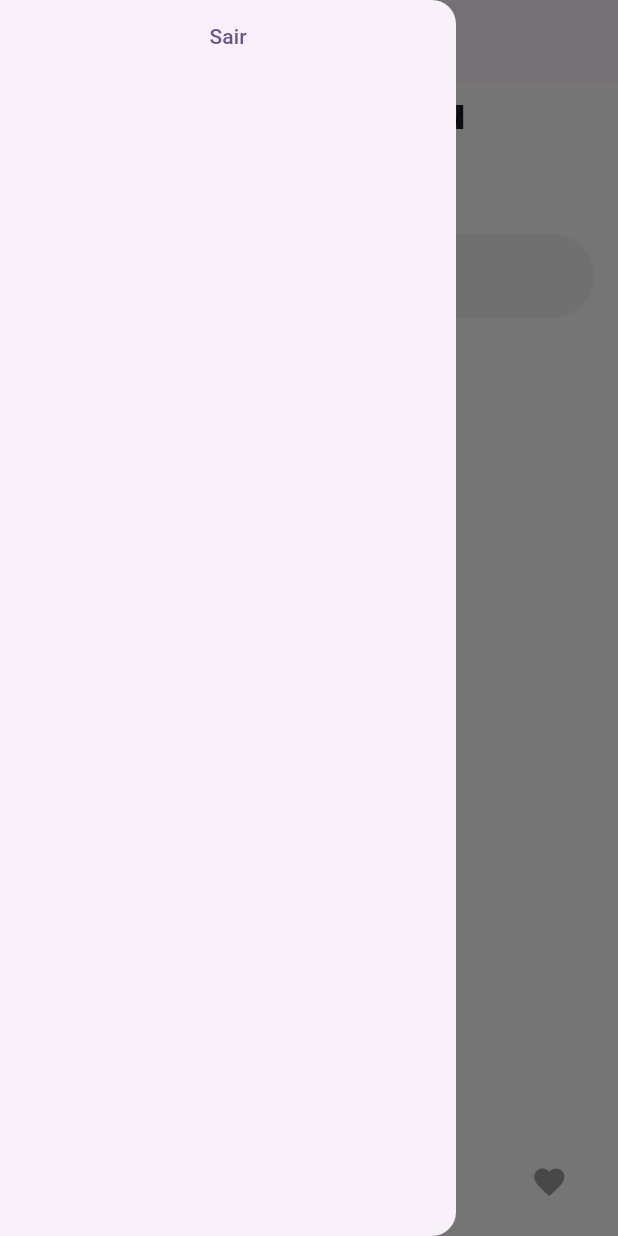
After one commit to carloshenrique-dev/flavor, a Flutter app: the DashboardPage screen opened by its route, item 2 of the bottom bar chosen, in the side drawer, after a tap on the "menu" icon, on a phone screen of 412 x 824 dp. The commit adds this screen. Run offline on Flutter 3.47's test engine with Material 2 defaults, Android fonts, the phone set to English and light mode, and no system bars; our stand-ins replace cloud_firestore, equatable, firebase_auth, firebase_core, flutter_bloc, get_it and 3 more; accounts and stored records are empty.

Commit message:
bottom nav + page navigation

```diff
--- a/lib/core/consts.dart
+++ b/lib/core/consts.dart
@@ -2,4 +2,4 @@ enum ScreenStatus { initial, loading, error, completed }
 
 enum FirestoreCollections { recipes, user }
 
-enum AppRoutes { home, login }
+enum AppRoutes { home, login, search, favorite, newRecipe, dashboard }
--- a/lib/core/services/routes_service.dart
+++ b/lib/core/services/routes_service.dart
@@ -1,8 +1,12 @@
 import 'package:firebase_auth/firebase_auth.dart';
 import 'package:flavor/core/consts.dart';
+import 'package:flavor/modules/favorite/favorite_page.dart';
 import 'package:flavor/modules/login/login_page.dart';
+import 'package:flavor/modules/new_recipe/new_recipe_page.dart';
+import 'package:flavor/modules/search/search_page.dart';
 import 'package:go_router/go_router.dart';
 
+import '../../modules/dashboard/dashboard_page.dart';
 import '../../modules/home/home_page.dart';
 
 // GoRouter configuration
@@ -17,9 +21,29 @@ final router = GoRouter(
       name: AppRoutes.login.name,
     ),
     GoRoute(
+      path: '/dashboard',
+      builder: (context, state) => const DashboardPage(),
+      name: AppRoutes.dashboard.name,
+    ),
+    GoRoute(
       path: '/home',
       builder: (context, state) => const HomePage(),
       name: AppRoutes.home.name,
+    ),
+    GoRoute(
+      path: '/search',
+      builder: (context, state) => const SearchPage(),
+      name: AppRoutes.search.name,
+    ),
+    GoRoute(
+      path: '/favorite',
+      builder: (context, state) => const FavoritePage(),
+      name: AppRoutes.favorite.name,
+    ),
+    GoRoute(
+      path: '/newRecipe',
+      builder: (context, state) => const NewRecipePage(),
+      name: AppRoutes.newRecipe.name,
     ),
   ],
   redirect: (context, state) {
@@ -33,7 +57,7 @@ final router = GoRouter(
     // if the user is logged in but still on the login page, send them to
     // the home page
     if (loggingIn) {
-      return '/home';
+      return '/dashboard';
     }
 
     // no need to redirect at all
--- a/lib/main.dart
+++ b/lib/main.dart
@@ -29,6 +29,9 @@ class MyApp extends StatelessWidget {
       routerConfig: router,
       theme: ThemeData(
         colorScheme: ColorScheme.fromSeed(seedColor: Colors.deepPurple),
+        bottomNavigationBarTheme: const BottomNavigationBarThemeData(
+          type: BottomNavigationBarType.fixed,
+        ),
         useMaterial3: true,
       ),
     );
--- /dev/null
+++ b/lib/modules/dashboard/dashboard_page.dart
@@ -0,0 +1,80 @@
+import 'package:flavor/modules/favorite/favorite_page.dart';
+import 'package:flavor/modules/dashboard/widgets/bottom_navigation_bar_widget.dart';
+import 'package:flavor/modules/home/home_page.dart';
+import 'package:flavor/modules/new_recipe/new_recipe_page.dart';
+import 'package:flavor/modules/search/search_page.dart';
+import 'package:flutter/material.dart';
+
+class DashboardPage extends StatefulWidget {
+  const DashboardPage({super.key});
+
+  @override
+  State<DashboardPage> createState() => _DashboardPageState();
+}
+
+class _DashboardPageState extends State<DashboardPage> {
+  final PageController _controller = PageController(initialPage: 0);
+  int _index = 0;
+
+  @override
+  void dispose() {
+    _controller.dispose();
+    super.dispose();
+  }
+
+  @override
+  Widget build(BuildContext context) {
+    return Scaffold(
+      backgroundColor: Colors.white,
+      appBar: AppBar(
+        leading: Builder(
+          builder: (context) => IconButton(
+            onPressed: () => Scaffold.of(context).openDrawer(),
+            tooltip: MaterialLocalizations.of(context).openAppDrawerTooltip,
+            icon: const Icon(Icons.menu),
+          ),
+        ),
+      ),
+      drawer: Drawer(
+        child: ListView(
+          children: [
+            TextButton(
+              onPressed: () {},
+              child: const Text(
+                'Sair',
+              ),
+            )
+          ],
+        ),
+      ),
+      body: SafeArea(
+        child: PageView(
+          controller: _controller,
+          onPageChanged: (value) => setState(() {
+            _index = value;
+          }),
+          children: const [
+            HomePage(),
+            SearchPage(),
+            NewRecipePage(),
+            FavoritePage(),
+          ],
+        ),
+      ),
+      bottomNavigationBar: Theme(
+        data: ThemeData(
+          splashColor: Colors.transparent,
+          highlightColor: Colors.transparent,
+        ),
+        child: BottomNavigationBarWidget(
+          index: _index,
+          onChanged: (value) {
+            _controller.jumpToPage(
+              value,
+            );
+          },
+        ),
+      ),
+    );
+  }
+}
--- /dev/null
+++ b/lib/modules/dashboard/widgets/bottom_navigation_bar_widget.dart
@@ -0,0 +1,53 @@
+import 'package:flavor/modules/dashboard/widgets/bottom_navigation_item_widget.dart';
+import 'package:flutter/material.dart';
+
+class BottomNavigationBarWidget extends StatelessWidget {
+  final int index;
+  final Function(int)? onChanged;
+
+  const BottomNavigationBarWidget({
+    super.key,
+    required this.index,
+    required this.onChanged,
+  });
+
+  @override
+  Widget build(BuildContext context) {
+    return BottomNavigationBar(
+      backgroundColor: Colors.white,
+      selectedItemColor: Colors.black,
+      unselectedItemColor: Colors.grey,
+      showSelectedLabels: false,
+      showUnselectedLabels: false,
+      elevation: 0,
+      currentIndex: index,
+      onTap: onChanged,
+      items: const [
+        BottomNavigationBarItem(
+          icon: Icon(Icons.home),
+          label: 'Home',
+          backgroundColor: Colors.white,
+          activeIcon: BottomNavigationContainer(icon: Icons.home),
+        ),
+        BottomNavigationBarItem(
+          icon: Icon(Icons.search),
+          label: 'Search',
+          backgroundColor: Colors.white,
+          activeIcon: BottomNavigationContainer(icon: Icons.search),
+        ),
+        BottomNavigationBarItem(
+          icon: Icon(Icons.add),
+          label: 'Add',
+          backgroundColor: Colors.white,
+          activeIcon: BottomNavigationContainer(icon: Icons.add),
+        ),
+        BottomNavigationBarItem(
+          icon: Icon(Icons.favorite),
+          label: 'Collection',
+          backgroundColor: Colors.white,
+          activeIcon: BottomNavigationContainer(icon: Icons.favorite),
+        ),
+      ],
+    );
+  }
+}
--- /dev/null
+++ b/lib/modules/dashboard/widgets/bottom_navigation_item_widget.dart
@@ -0,0 +1,27 @@
+import 'package:flutter/material.dart';
+
+class BottomNavigationContainer extends StatelessWidget {
+  final IconData icon;
+
+  const BottomNavigationContainer({
+    super.key,
+    required this.icon,
+  });
+
+  @override
+  Widget build(BuildContext context) {
+    return Container(
+      decoration: const BoxDecoration(
+        color: Colors.black,
+        borderRadius: BorderRadius.all(
+          Radius.circular(20),
+        ),
+      ),
+      padding: const EdgeInsets.all(8),
+      child: Icon(
+        icon,
+        color: Colors.white,
+      ),
+    );
+  }
+}
--- /dev/null
+++ b/lib/modules/favorite/favorite_page.dart
@@ -0,0 +1,10 @@
+import 'package:flutter/material.dart';
+
+class FavoritePage extends StatelessWidget {
+  const FavoritePage({super.key});
+
+  @override
+  Widget build(BuildContext context) {
+    return const Text('Favorite');
+  }
+}
--- /dev/null
+++ b/lib/modules/new_recipe/new_recipe_page.dart
@@ -0,0 +1,10 @@
+import 'package:flutter/material.dart';
+
+class NewRecipePage extends StatelessWidget {
+  const NewRecipePage({super.key});
+
+  @override
+  Widget build(BuildContext context) {
+    return const Text('NewRecipe');
+  }
+}
--- /dev/null
+++ b/lib/modules/search/search_page.dart
@@ -0,0 +1,71 @@
+import 'package:flutter/material.dart';
+import 'package:google_fonts/google_fonts.dart';
+
+class SearchPage extends StatelessWidget {
+  const SearchPage({super.key});
+
+  @override
+  Widget build(BuildContext context) {
+    return SafeArea(
+      child: Padding(
+        padding: const EdgeInsets.symmetric(
+          horizontal: 16,
+        ),
+        child: Column(
+          crossAxisAlignment: CrossAxisAlignment.start,
+          children: [
+            Text(
+              'What recipe are you looking for today?',
+              style: GoogleFonts.poppins(
+                fontSize: 28,
+                fontWeight: FontWeight.bold,
+              ),
+            ),
+            const SizedBox(
+              height: 20,
+            ),
+            TextFormField(
+              cursorColor: Colors.black,
+              decoration: InputDecoration(
+                filled: true,
+                fillColor: Colors.grey[100],
+                prefixIcon: Icon(
+                  Icons.search,
+                  color: Colors.grey[500],
+                ),
+                hintText: 'Search recipe',
+                hintStyle: GoogleFonts.poppins(
+                  color: Colors.grey[500],
+                ),
+                border: const OutlineInputBorder(
+                  borderSide: BorderSide.none,
+                  borderRadius: BorderRadius.all(
+                    Radius.circular(60),
+                  ),
+                ),
+                focusedBorder: const OutlineInputBorder(
+                  borderSide: BorderSide.none,
+                  borderRadius: BorderRadius.all(
+                    Radius.circular(60),
+                  ),
+                ),
+                enabledBorder: const OutlineInputBorder(
+                  borderSide: BorderSide.none,
+                  borderRadius: BorderRadius.all(
+                    Radius.circular(60),
+                  ),
+                ),
+                disabledBorder: const OutlineInputBorder(
+                  borderSide: BorderSide.none,
+                  borderRadius: BorderRadius.all(
+                    Radius.circular(60),
+                  ),
+                ),
+              ),
+            ),
+          ],
+        ),
+      ),
+    );
+  }
+}
```
Also changed, not shown: lib/modules/home/home_page.dart (+1 -71 lines), lib/modules/scaffold_with_bottom_nav_bar.dart (added, +69 -0 lines), lib/firebase_options.dart, 1 other file.
